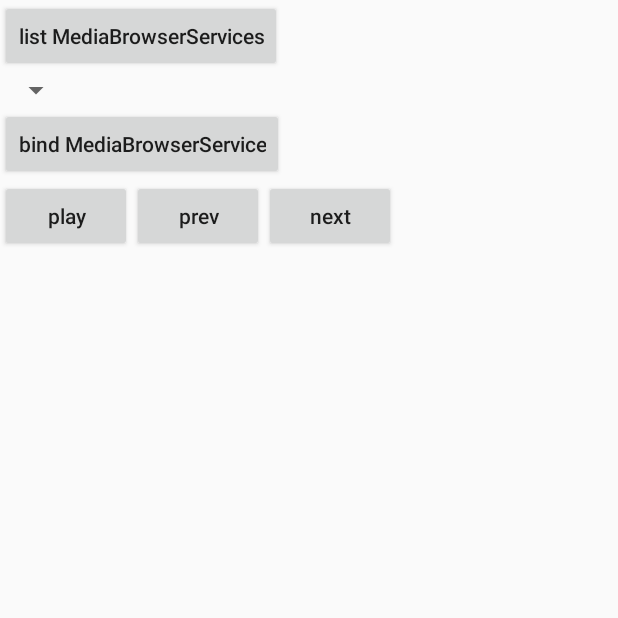
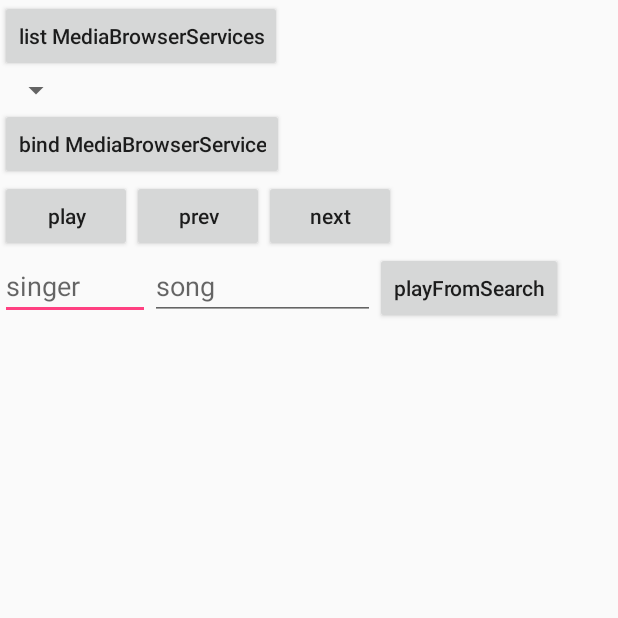
Before and after one commit to wangmuy/android-app-test, an Android app: the screen it shows after launch (MainActivity), on a phone screen of 412 x 824 dp, the top half of it. Run offline under Robolectric (Android 15) with nearby library versions, the phone set to English and light mode, and no system bars.

Commit message:
playFromSearch test

```diff
--- a/app/src/main/java/com/example/test/business/MainActivity.kt
+++ b/app/src/main/java/com/example/test/business/MainActivity.kt
@@ -5,6 +5,7 @@
 import android.content.Intent
 import android.os.Binder
 import android.os.Bundle
+import android.provider.MediaStore
 import android.support.v4.media.MediaBrowserCompat
 import android.support.v4.media.MediaMetadataCompat
 import android.support.v4.media.session.MediaControllerCompat
@@ -12,6 +13,7 @@
 import android.util.Log
 import android.widget.ArrayAdapter
 import android.widget.Button
+import android.widget.EditText
 import android.widget.Spinner
 import android.widget.TextView
 import androidx.appcompat.app.AppCompatActivity
@@ -28,6 +30,8 @@
     private lateinit var playPauseBtn: Button
     private lateinit var prevBtn: Button
     private lateinit var nextBtn: Button
+    private lateinit var singerEdit: EditText
+    private lateinit var songEdit: EditText
 
     private val LOCK = Any()
     private var mediaBrowser: MediaBrowserCompat? = null
@@ -125,6 +129,28 @@
                 newConnectMediaBrowser(ComponentName.unflattenFromString(it))
             }
         }
+
+        singerEdit = findViewById(R.id.singerEdit)
+        songEdit = findViewById(R.id.songEdit)
+        findViewById<Button>(R.id.playFromSearchBtn).setOnClickListener{v->
+            val singer = singerEdit.text?.toString() ?: ""
+            val song = songEdit.text?.toString() ?: ""
+            val mediaController = MediaControllerCompat.getMediaController(this)
+            if (mediaController != null) {
+                val query = "play $song ${if (singer.isNotEmpty()) "from $singer" else ""}"
+                val extras = Bundle().apply {
+                    putString(MediaStore.EXTRA_MEDIA_FOCUS, "vnd.android.cursor.item/*")
+                    if (singer.isNotEmpty()) {
+                        putString(MediaStore.EXTRA_MEDIA_ARTIST, singer)
+                    }
+                    if (song.isNotEmpty()) {
+                        putString(MediaStore.EXTRA_MEDIA_TITLE, song)
+                    }
+                }
+                Log.d(TAG, "playFromSearch, query=$query, extras=$extras")
+                mediaController.transportControls.playFromSearch(query, extras)
+            }
+        }
     }
 
     override fun onDestroy() {
@@ -196,7 +222,7 @@
     private fun updateTransportControls(mediaController: MediaControllerCompat?) {
         try {
             playPauseBtn.setOnClickListener {v ->
-                if (mediaController == null) {
+                if (mediaController == null || mediaController.playbackState == null) {
                     return@setOnClickListener
                 }
                 val pbState = mediaController.playbackState.state
--- a/app/src/main/res/layout/activity_main.xml
+++ b/app/src/main/res/layout/activity_main.xml
@@ -43,6 +43,27 @@
             android:text="next" />
     </LinearLayout>
 
+    <LinearLayout
+        android:layout_width="match_parent"
+        android:layout_height="wrap_content"
+        android:orientation="horizontal">
+        <EditText
+            android:id="@+id/singerEdit"
+            android:layout_width="100dp"
+            android:layout_height="wrap_content"
+            android:hint="singer" />
+        <EditText
+            android:id="@+id/songEdit"
+            android:layout_width="150dp"
+            android:layout_height="wrap_content"
+            android:hint="song" />
+        <Button
+            android:id="@+id/playFromSearchBtn"
+            android:layout_width="wrap_content"
+            android:layout_height="wrap_content"
+            android:text="playFromSearch" />
+    </LinearLayout>
+
     <ScrollView
         android:layout_width="match_parent"
         android:layout_height="wrap_content"
```
